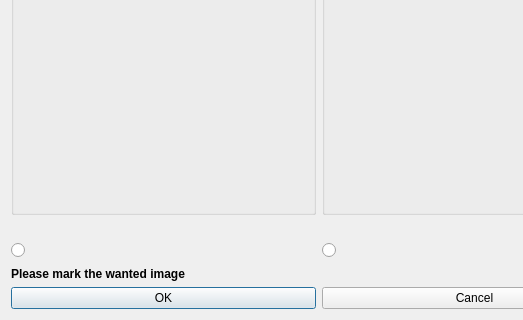
Before: the Qt Designer form pordb_show_two_images.ui in hwmay/pordb3, drawn with Qt 5; both pictures show x 0 to 523 and y 212 to 532 of the 638 by 532 pixel window.
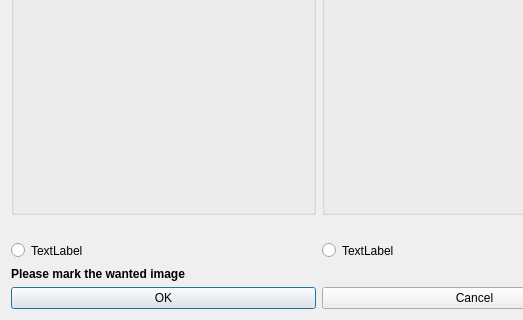
After: the same form once the commit is applied. Icons and pictures are not drawn.

Commit message: Dialog show two images: file sizes added

```diff
--- a/pordb_show_two_images.ui
+++ b/pordb_show_two_images.ui
@@ -83,6 +83,13 @@
                </property>
               </widget>
              </item>
+             <item>
+              <widget class="QLabel" name="labelSize1">
+               <property name="text">
+                <string>TextLabel</string>
+               </property>
+              </widget>
+             </item>
              <item>
               <spacer name="horizontalSpacer">
                <property name="orientation">
@@ -156,6 +163,13 @@
                </property>
               </widget>
              </item>
+             <item>
+              <widget class="QLabel" name="labelSize2">
+               <property name="text">
+                <string>TextLabel</string>
+               </property>
+              </widget>
+             </item>
              <item>
               <spacer name="horizontalSpacer_2">
                <property name="orientation">
```
The commit also changes 3 other files.
